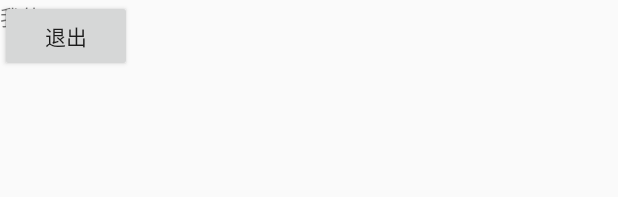
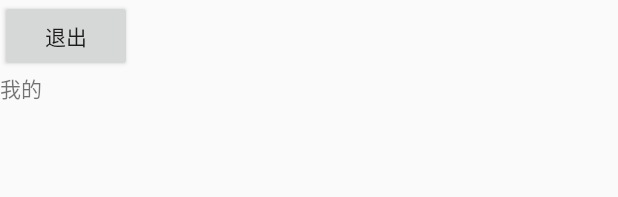
Before and after one commit to sixlab/Mineapps, an Android app: the layout fragment_mine.xml on its own in the app's theme, with its tools: preview values and no code run, on a phone screen of 412 x 824 dp. Shown: the top 197 px of the screen. Run offline under Robolectric (Android 15) with nearby library versions, the phone set to English and light mode, and no system bars.

Commit message:
改了退出和 LOGO

```diff
--- a/app/src/main/res/drawable/ic_launcher_background.xml
+++ b/app/src/main/res/drawable/ic_launcher_background.xml
@@ -6,7 +6,7 @@
     android:viewportHeight="108"
     android:viewportWidth="108">
     <path
-        android:fillColor="#26A69A"
+        android:fillColor="#FF57a5ff"
         android:pathData="M0,0h108v108h-108z"/>
     <path
         android:fillColor="#00000000"
--- a/app/src/main/res/layout/fragment_mine.xml
+++ b/app/src/main/res/layout/fragment_mine.xml
@@ -4,11 +4,10 @@
              android:layout_height="match_parent"
              tools:context="cn.sixlab.app.mineapps.ft.MineFragment">
 
-    <!-- TODO: Update blank fragment layout -->
-    <TextView
-        android:layout_width="match_parent"
-        android:layout_height="match_parent"
-        android:text="@string/title_mine"/>
+<LinearLayout
+    android:orientation="vertical"
+    android:layout_width="match_parent"
+    android:layout_height="wrap_content">
 
     <Button
         android:id="@+id/button"
@@ -17,4 +16,13 @@
         android:onClick="logout"
         android:text="退出"/>
 
+    <!-- TODO: Update blank fragment layout -->
+    <TextView
+        android:id="@+id/text"
+        android:layout_width="match_parent"
+        android:layout_height="match_parent"
+        android:text="@string/title_mine"/>
+</LinearLayout>
+
+
 </FrameLayout>
--- a/app/src/main/res/mipmap-anydpi-v26/ic_launcher.xml
+++ b/app/src/main/res/mipmap-anydpi-v26/ic_launcher.xml
@@ -1,5 +1,5 @@
 <?xml version="1.0" encoding="utf-8"?>
 <adaptive-icon xmlns:android="http://schemas.android.com/apk/res/android">
     <background android:drawable="@drawable/ic_launcher_background"/>
-    <foreground android:drawable="@drawable/ic_launcher_foreground"/>
+    <foreground android:drawable="@drawable/ic_filter_6_black_24dp"/>
 </adaptive-icon>
--- a/app/src/main/res/mipmap-anydpi-v26/ic_launcher_round.xml
+++ b/app/src/main/res/mipmap-anydpi-v26/ic_launcher_round.xml
@@ -1,5 +1,5 @@
 <?xml version="1.0" encoding="utf-8"?>
 <adaptive-icon xmlns:android="http://schemas.android.com/apk/res/android">
     <background android:drawable="@drawable/ic_launcher_background"/>
-    <foreground android:drawable="@drawable/ic_launcher_foreground"/>
+    <foreground android:drawable="@drawable/ic_filter_6_black_24dp"/>
 </adaptive-icon>
```
Also changed, not shown: app/src/main/java/cn/sixlab/app/mineapps/LoginActivity.kt (renamed from app/src/main/java/cn/sixlab/app/mineapps/activity/LoginActivity.kt, +6 -14 lines), app/src/main/java/cn/sixlab/app/mineapps/MainActivity.kt (+1 -11 lines), app/src/main/java/cn/sixlab/app/mineapps/ft/MineFragment.kt (+14 -3 lines), app/src/main/res/drawable/ic_filter_6_black_24dp.xml (added, +9 -0 lines).
